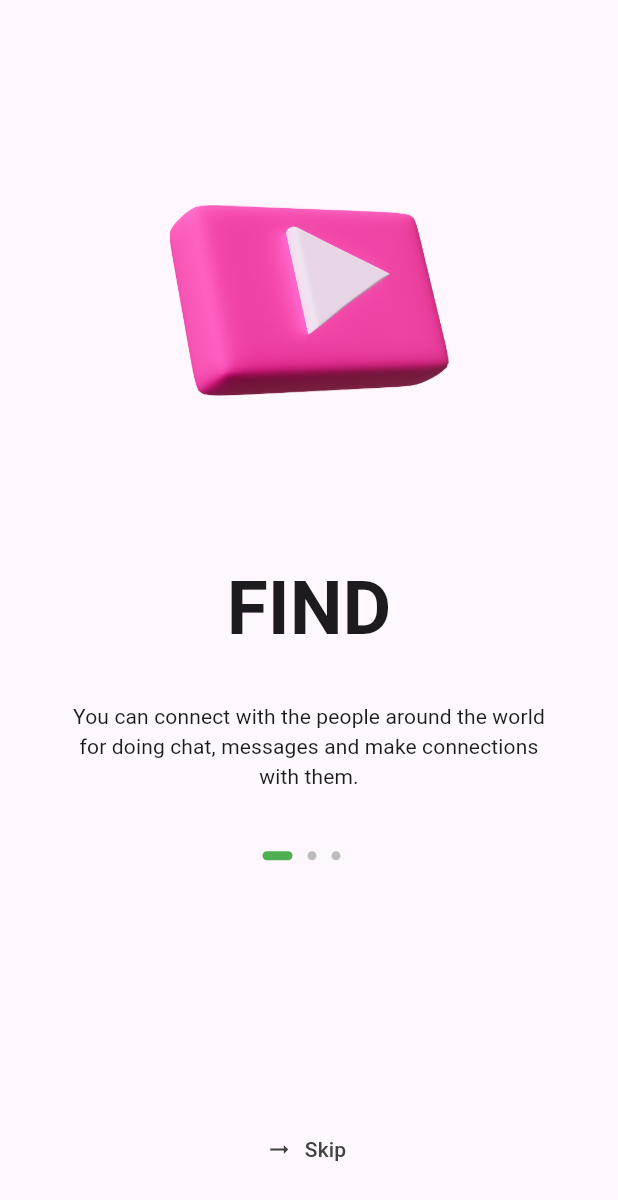
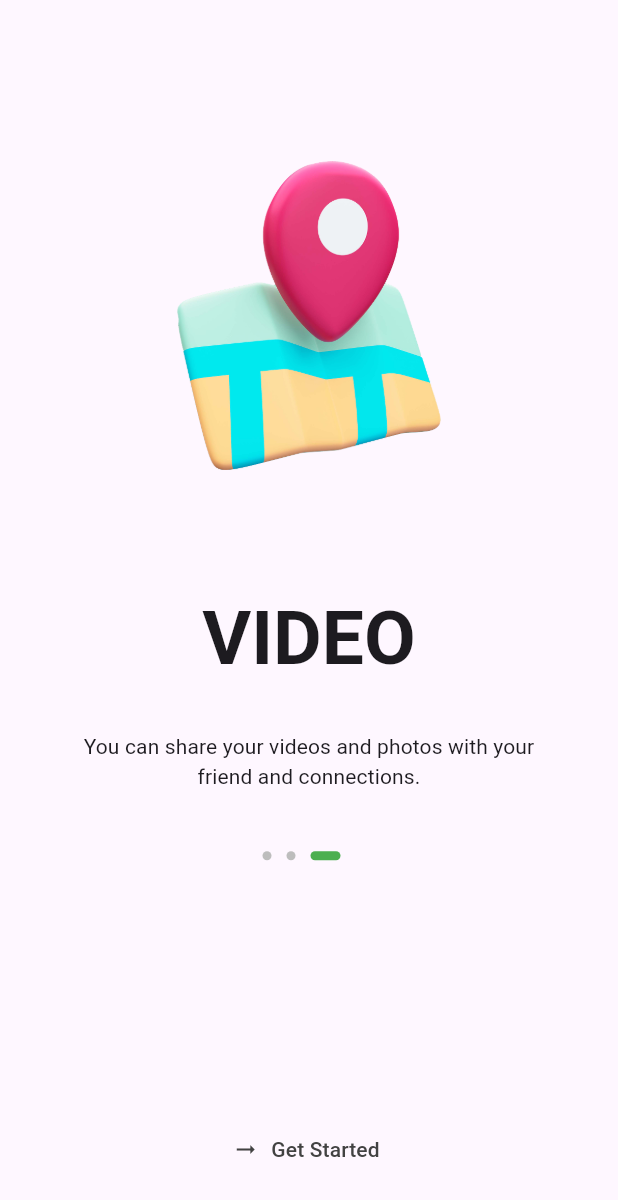
Before and after one commit to Andhikagr/page-view-exam, a Flutter app: the screen it shows after launch, after a tap on "Skip", on a phone screen of 412 x 824 dp. Shown: the top 1200 px of the screen. Run offline on Flutter 3.47's test engine with Material 3 defaults, Android fonts, the light colour scheme and no system bars.

Commit message:
Update all changes: UI, assets, packages, and other files

```diff
--- a/lib/main.dart
+++ b/lib/main.dart
@@ -1,4 +1,5 @@
 import 'package:flutter/material.dart';
+// ignore: unused_import
 import 'package:onboarding_exam/onboarding_one/onboarding.dart';
 import 'package:onboarding_exam/onboarding_two/onboarding_chat.dart';
 
--- a/lib/onboarding_two/onboarding_chat.dart
+++ b/lib/onboarding_two/onboarding_chat.dart
@@ -9,6 +9,7 @@ class OnboardingChat extends StatefulWidget {
 
 class _OnboardingChatState extends State<OnboardingChat> {
   int selectedIndex = 0;
+  late PageController _pageController;
 
   final List<Map<String, dynamic>> dataFill = [
     {
@@ -32,6 +33,18 @@ class _OnboardingChatState extends State<OnboardingChat> {
   ];
 
   @override
+  void initState() {
+    super.initState();
+    _pageController = PageController();
+  }
+
+  @override
+  void dispose() {
+    super.dispose();
+    _pageController.dispose();
+  }
+
+  @override
   Widget build(BuildContext context) {
     return Scaffold(
       body: SafeArea(
@@ -41,6 +54,7 @@ class _OnboardingChatState extends State<OnboardingChat> {
             SizedBox(
               height: 500,
               child: PageView.builder(
+                controller: _pageController,
                 onPageChanged: (index) {
                   setState(() {
                     selectedIndex = index;
@@ -67,12 +81,25 @@ class _OnboardingChatState extends State<OnboardingChat> {
               ),
             ),
             Spacer(flex: 5),
-            TextButton.icon(
+            selectedIndex == dataFill.length - 1
+                ? TextButton.icon(
                     style: TextButton.styleFrom(
                       foregroundColor: Colors.grey.shade800,
                     ),
                     icon: Icon(Icons.arrow_right_alt_outlined),
                     onPressed: () {},
+                    label: Text("Get Started"),
+                  )
+                : TextButton.icon(
+                    style: TextButton.styleFrom(
+                      foregroundColor: Colors.grey.shade800,
+                    ),
+                    icon: Icon(Icons.arrow_right_alt_outlined),
+                    onPressed: () {
+                      setState(() {
+                        _pageController.jumpToPage(dataFill.length - 1);
+                      });
+                    },
                     label: Text("Skip"),
                   ),
             Spacer(),
```
Lines whose indentation alone changed are shown as unchanged.
